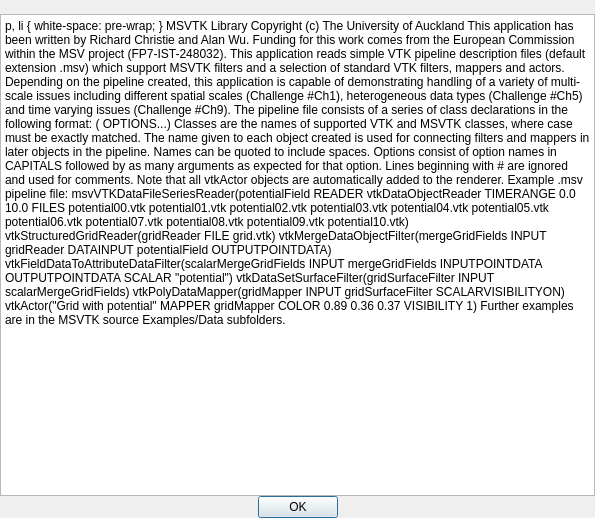
The window that Applications/GridViewer/Resources/UI/msvQGridViewerAboutDialog.ui (MSV-Project/MSVTK) describes before a commit, drawn with Qt 5.
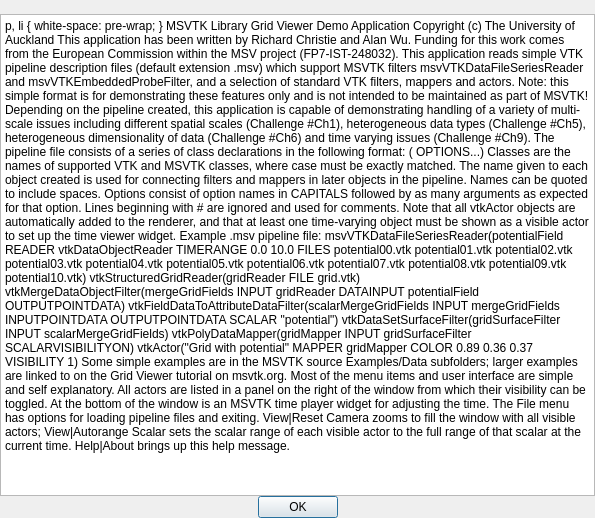
The same window after the commit. Icons and pictures are not drawn.

Commit message:
Add point and contour visualisation (Issue #20)
Also improve Help|About text, finding of time-varying mapper for
time player widget.

The edit to the form file:
```diff
--- a/Applications/GridViewer/Resources/UI/msvQGridViewerAboutDialog.ui
+++ b/Applications/GridViewer/Resources/UI/msvQGridViewerAboutDialog.ui
@@ -43,15 +43,18 @@
 &lt;html&gt;&lt;head&gt;&lt;meta name=&quot;qrichtext&quot; content=&quot;1&quot; /&gt;&lt;style type=&quot;text/css&quot;&gt;
 p, li { white-space: pre-wrap; }
 &lt;/style&gt;&lt;/head&gt;&lt;body style=&quot; font-family:'MS Shell Dlg 2'; font-size:7.8pt; font-weight:400; font-style:normal;&quot;&gt;
-&lt;p style=&quot; margin-top:12px; margin-bottom:12px; margin-left:0px; margin-right:0px; -qt-block-indent:0; text-indent:0px;&quot;&gt;&lt;span style=&quot; font-family:'Ubuntu'; font-size:11pt;&quot;&gt;MSVTK Library&lt;br /&gt;Copyright (c) The University of Auckland &lt;/span&gt;&lt;/p&gt;
+&lt;p style=&quot; margin-top:12px; margin-bottom:12px; margin-left:0px; margin-right:0px; -qt-block-indent:0; text-indent:0px;&quot;&gt;&lt;span style=&quot; font-family:'Ubuntu'; font-size:11pt;&quot;&gt;MSVTK Library Grid Viewer Demo Application&lt;br /&gt;Copyright (c) The University of Auckland &lt;/span&gt;&lt;/p&gt;
 &lt;p style=&quot; margin-top:12px; margin-bottom:12px; margin-left:0px; margin-right:0px; -qt-block-indent:0; text-indent:0px;&quot;&gt;&lt;span style=&quot; font-family:'Ubuntu'; font-size:11pt;&quot;&gt;This application has been written by Richard Christie and Alan Wu.&lt;br /&gt;Funding for this work comes from the European Commission within the MSV project (FP7-IST-248032).&lt;/span&gt;&lt;/p&gt;
-&lt;p style=&quot; margin-top:12px; margin-bottom:12px; margin-left:0px; margin-right:0px; -qt-block-indent:0; text-indent:0px;&quot;&gt;&lt;span style=&quot; font-family:'Ubuntu'; font-size:11pt;&quot;&gt;This application reads simple VTK pipeline description files (default extension .msv) which support MSVTK filters and a selection of standard VTK filters, mappers and actors. Depending on the pipeline created, this application is capable of demonstrating handling of a variety of multi-scale issues including different spatial scales (Challenge #Ch1), heterogeneous data types (Challenge #Ch5) and time varying issues (Challenge #Ch9).&lt;/span&gt;&lt;/p&gt;
+&lt;p style=&quot; margin-top:12px; margin-bottom:12px; margin-left:0px; margin-right:0px; -qt-block-indent:0; text-indent:0px;&quot;&gt;&lt;span style=&quot; font-family:'Ubuntu'; font-size:11pt;&quot;&gt;This application reads simple VTK pipeline description files (default extension .msv) which support MSVTK filters msvVTKDataFileSeriesReader and msvVTKEmbeddedProbeFilter, and a selection of standard VTK filters, mappers and actors.&lt;/span&gt;&lt;/p&gt;
+&lt;p style=&quot; margin-top:12px; margin-bottom:12px; margin-left:0px; margin-right:0px; -qt-block-indent:0; text-indent:0px;&quot;&gt;&lt;span style=&quot; font-family:'Ubuntu'; font-size:11pt;&quot;&gt;Note: this simple format is for demonstrating these features only and is not intended to be maintained as part of MSVTK!&lt;/span&gt;&lt;/p&gt;
+&lt;p style=&quot; margin-top:12px; margin-bottom:12px; margin-left:0px; margin-right:0px; -qt-block-indent:0; text-indent:0px;&quot;&gt;&lt;span style=&quot; font-family:'Ubuntu'; font-size:11pt;&quot;&gt;Depending on the pipeline created, this application is capable of demonstrating handling of a variety of multi-scale issues including different spatial scales (Challenge #Ch1), heterogeneous data types (Challenge #Ch5), heterogeneous dimensionality of data (Challenge #Ch6) and time varying issues (Challenge #Ch9).&lt;/span&gt;&lt;/p&gt;
 &lt;p style=&quot; margin-top:12px; margin-bottom:12px; margin-left:0px; margin-right:0px; -qt-block-indent:0; text-indent:0px;&quot;&gt;&lt;span style=&quot; font-family:'Ubuntu'; font-size:11pt;&quot;&gt;The pipeline file consists of a series of class declarations in the following format:&lt;/span&gt;&lt;/p&gt;
 &lt;p style=&quot; margin-top:12px; margin-bottom:12px; margin-left:0px; margin-right:0px; -qt-block-indent:0; text-indent:0px;&quot;&gt;&lt;span style=&quot; font-family:'Ubuntu'; font-size:11pt;&quot;&gt;&amp;lt;class&amp;gt;(&amp;lt;name&amp;gt; OPTIONS...)&lt;/span&gt;&lt;/p&gt;
-&lt;p style=&quot; margin-top:12px; margin-bottom:12px; margin-left:0px; margin-right:0px; -qt-block-indent:0; text-indent:0px;&quot;&gt;&lt;span style=&quot; font-family:'Ubuntu'; font-size:11pt;&quot;&gt;Classes are the names of supported VTK and MSVTK classes, where case must be exactly matched. The name given to each object created is used for connecting filters and mappers in later objects in the pipeline. Names can be quoted to include spaces. Options consist of option names in CAPITALS followed by as many arguments as expected for that option. Lines beginning with # are ignored and used for comments. Note that all vtkActor objects are automatically added to the renderer.&lt;/span&gt;&lt;/p&gt;
+&lt;p style=&quot; margin-top:12px; margin-bottom:12px; margin-left:0px; margin-right:0px; -qt-block-indent:0; text-indent:0px;&quot;&gt;&lt;span style=&quot; font-family:'Ubuntu'; font-size:11pt;&quot;&gt;Classes are the names of supported VTK and MSVTK classes, where case must be exactly matched. The name given to each object created is used for connecting filters and mappers in later objects in the pipeline. Names can be quoted to include spaces. Options consist of option names in CAPITALS followed by as many arguments as expected for that option. Lines beginning with # are ignored and used for comments. Note that all vtkActor objects are automatically added to the renderer, and that at least one time-varying object must be shown as a visible actor to set up the time viewer widget.&lt;/span&gt;&lt;/p&gt;
 &lt;p style=&quot; margin-top:12px; margin-bottom:12px; margin-left:0px; margin-right:0px; -qt-block-indent:0; text-indent:0px;&quot;&gt;&lt;span style=&quot; font-family:'Ubuntu'; font-size:11pt;&quot;&gt;Example .msv pipeline file:&lt;/span&gt;&lt;/p&gt;
 &lt;p style=&quot; margin-top:12px; margin-bottom:12px; margin-left:0px; margin-right:0px; -qt-block-indent:0; text-indent:0px;&quot;&gt;&lt;span style=&quot; font-family:'Ubuntu'; font-size:11pt;&quot;&gt;msvVTKDataFileSeriesReader(potentialField READER vtkDataObjectReader TIMERANGE 0.0 10.0 FILES&lt;br /&gt;  potential00.vtk potential01.vtk potential02.vtk potential03.vtk&lt;br /&gt;  potential04.vtk potential05.vtk potential06.vtk potential07.vtk&lt;br /&gt;  potential08.vtk potential09.vtk potential10.vtk)&lt;br /&gt;vtkStructuredGridReader(gridReader FILE grid.vtk)&lt;br /&gt;vtkMergeDataObjectFilter(mergeGridFields INPUT gridReader DATAINPUT potentialField OUTPUTPOINTDATA)&lt;br /&gt;vtkFieldDataToAttributeDataFilter(scalarMergeGridFields INPUT mergeGridFields&lt;br /&gt;  INPUTPOINTDATA OUTPUTPOINTDATA SCALAR &amp;quot;potential&amp;quot;)&lt;br /&gt;vtkDataSetSurfaceFilter(gridSurfaceFilter INPUT scalarMergeGridFields)&lt;br /&gt;vtkPolyDataMapper(gridMapper INPUT gridSurfaceFilter SCALARVISIBILITYON)&lt;br /&gt;vtkActor(&amp;quot;Grid with potential&amp;quot; MAPPER gridMapper COLOR 0.89 0.36 0.37 VISIBILITY 1)&lt;/span&gt;&lt;/p&gt;
-&lt;p style=&quot; margin-top:12px; margin-bottom:12px; margin-left:0px; margin-right:0px; -qt-block-indent:0; text-indent:0px;&quot;&gt;&lt;span style=&quot; font-family:'Ubuntu'; font-size:11pt;&quot;&gt;Further examples are in the MSVTK source Examples/Data subfolders.&lt;/span&gt;&lt;/p&gt;&lt;/body&gt;&lt;/html&gt;</string>
+&lt;p style=&quot; margin-top:12px; margin-bottom:12px; margin-left:0px; margin-right:0px; -qt-block-indent:0; text-indent:0px;&quot;&gt;&lt;span style=&quot; font-family:'Ubuntu'; font-size:11pt;&quot;&gt;Some simple examples are in the MSVTK source Examples/Data subfolders; larger examples are linked to on the Grid Viewer tutorial on msvtk.org.&lt;/span&gt;&lt;/p&gt;
+&lt;p style=&quot; margin-top:12px; margin-bottom:12px; margin-left:0px; margin-right:0px; -qt-block-indent:0; text-indent:0px;&quot;&gt;&lt;span style=&quot; font-family:'Ubuntu'; font-size:11pt;&quot;&gt;Most of the menu items and user interface are simple and self explanatory. All actors are listed in a panel on the right of the window from which their visibility can be toggled. At the bottom of the window is an MSVTK time player widget for adjusting the time. The File menu has options for loading pipeline files and exiting. View|Reset Camera zooms to fill the window with all visible actors; View|Autorange Scalar sets the scalar range of each visible actor to the full range of that scalar at the current time. Help|About brings up this help message.&lt;/span&gt;&lt;/p&gt;&lt;/body&gt;&lt;/html&gt;</string>
      </property>
     </widget>
    </item>
```
The commit also changes 3 other files.
